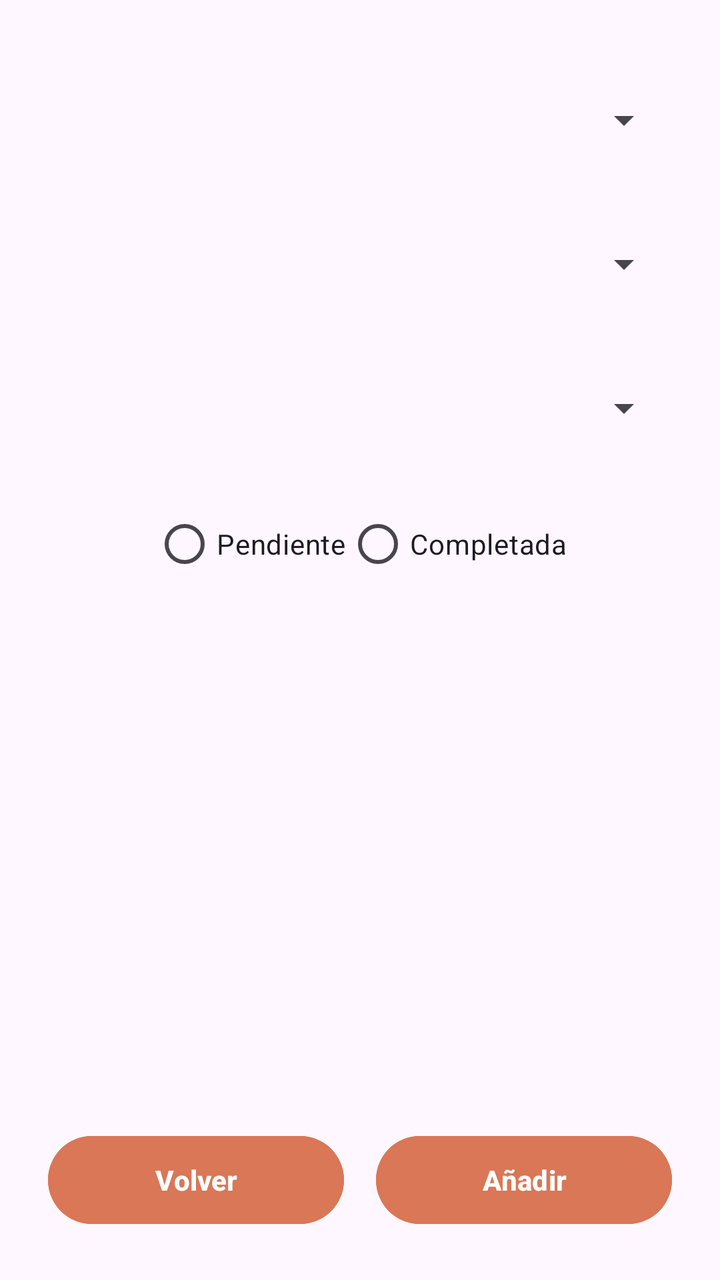
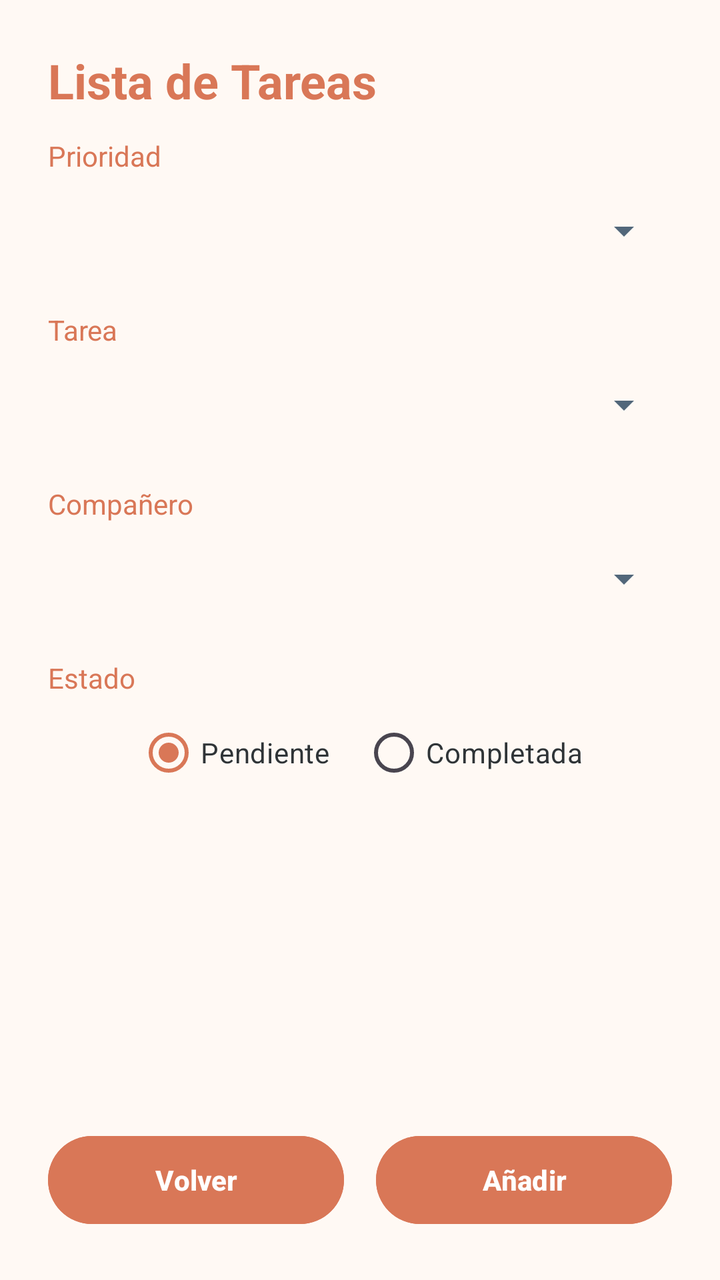

Screens rendered from an Android XML layout before and after an edit, with the pre-edit source and the edit as a unified diff.
<!-- AndroidManifest.xml: application theme Theme.RoomMate -->
<!-- res/layout/activity_lista_tareas.xml -->
<?xml version="1.0" encoding="utf-8"?>
<androidx.constraintlayout.widget.ConstraintLayout
    xmlns:android="http://schemas.android.com/apk/res/android"
    xmlns:app="http://schemas.android.com/apk/res-auto"
    xmlns:tools="http://schemas.android.com/tools"
    android:id="@+id/main"
    android:layout_width="match_parent"
    android:layout_height="match_parent"
    android:fitsSystemWindows="true"
    android:padding="24dp"
    tools:context=".ListaTareas">

    <Spinner
        android:id="@+id/spinnerPrioridad"
        android:layout_width="0dp"
        android:layout_height="56dp"
        android:layout_marginTop="8dp"
        app:layout_constraintEnd_toEndOf="parent"
        app:layout_constraintStart_toStartOf="parent"
        app:layout_constraintTop_toTopOf="parent" />

    <Spinner
        android:id="@+id/spinnerTareas"
        android:layout_width="0dp"
        android:layout_height="56dp"
        android:layout_marginTop="16dp"
        app:layout_constraintEnd_toEndOf="parent"
        app:layout_constraintStart_toStartOf="parent"
        app:layout_constraintTop_toBottomOf="@id/spinnerPrioridad" />

    <Spinner
        android:id="@+id/spinnerCompaneros"
        android:layout_width="0dp"
        android:layout_height="56dp"
        android:layout_marginTop="16dp"
        app:layout_constraintEnd_toEndOf="parent"
        app:layout_constraintStart_toStartOf="parent"
        app:layout_constraintTop_toBottomOf="@id/spinnerTareas" />

    <RadioGroup
        android:id="@+id/grupoRadio"
        android:layout_width="wrap_content"
        android:layout_height="wrap_content"
        android:layout_marginTop="16dp"
        android:orientation="horizontal"
        app:layout_constraintEnd_toEndOf="parent"
        app:layout_constraintStart_toStartOf="parent"
        app:layout_constraintTop_toBottomOf="@id/spinnerCompaneros">

        <RadioButton
            android:id="@+id/radioPendiente"
            android:layout_width="wrap_content"
            android:layout_height="wrap_content"
            android:text="@string/pendiente" />

        <RadioButton
            android:id="@+id/radioCompletada"
            android:layout_width="wrap_content"
            android:layout_height="wrap_content"
            android:text="@string/completada" />

    </RadioGroup>

    <ListView
        android:id="@+id/simpleListView"
        android:layout_width="0dp"
        android:layout_height="0dp"
        android:layout_marginTop="16dp"
        android:layout_marginBottom="16dp"
        android:divider="@color/border"
        android:dividerHeight="1dp"
        app:layout_constraintBottom_toTopOf="@id/bottomAcciones"
        app:layout_constraintEnd_toEndOf="parent"
        app:layout_constraintStart_toStartOf="parent"
        app:layout_constraintTop_toBottomOf="@id/grupoRadio"
        tools:itemCount="4"
        tools:listitem="@android:layout/simple_list_item_1" />

    <LinearLayout
        android:id="@+id/bottomAcciones"
        android:layout_width="0dp"
        android:layout_height="wrap_content"
        android:baselineAligned="false"
        android:orientation="horizontal"
        app:layout_constraintBottom_toBottomOf="parent"
        app:layout_constraintEnd_toEndOf="parent"
        app:layout_constraintStart_toStartOf="parent">

        <Button
            android:id="@+id/btnVolver"
            android:layout_width="0dp"
            android:layout_height="52dp"
            android:layout_marginEnd="8dp"
            android:layout_weight="1"
            android:backgroundTint="@color/primary"
            android:text="@string/volver"
            android:textColor="@color/surface"
            android:textStyle="bold" />

        <Button
            android:id="@+id/btnAnadir"
            android:layout_width="0dp"
            android:layout_height="52dp"
            android:layout_marginStart="8dp"
            android:layout_weight="1"
            android:backgroundTint="@color/primary"
            android:enabled="false"
            android:text="@string/a_adir"
            android:textColor="@color/surface"
            android:textStyle="bold" />

    </LinearLayout>

</androidx.constraintlayout.widget.ConstraintLayout>
<!-- resources referenced by this layout -->
<resources>
  <color name="border">#E4DCD6</color>
  <color name="primary">#D97757</color>
  <color name="surface">#FFFFFF</color>
  <string name="a_adir">Añadir</string>
  <string name="completada">Completada</string>
  <string name="pendiente">Pendiente</string>
  <string name="volver">Volver</string>
  <style name="Theme.RoomMate" parent="Base.Theme.RoomMate" />
  <style name="Base.Theme.RoomMate" parent="Theme.Material3.DayNight.NoActionBar">
          
          
      </style>
</resources>

<!-- the commit's change to res/layout/activity_lista_tareas.xml (unified diff, before → after) -->
@@ -6,58 +6,120 @@
     android:id="@+id/main"
     android:layout_width="match_parent"
     android:layout_height="match_parent"
-    android:fitsSystemWindows="true"
+    android:background="@color/background"
     android:padding="24dp"
     tools:context=".ListaTareas">
 
+    <TextView
+        android:id="@+id/tvTituloLista"
+        android:layout_width="0dp"
+        android:layout_height="wrap_content"
+        android:text="@string/lista_de_tareas"
+        android:textColor="@color/primary"
+        android:textSize="24sp"
+        android:textStyle="bold"
+        app:layout_constraintEnd_toEndOf="parent"
+        app:layout_constraintStart_toStartOf="parent"
+        app:layout_constraintTop_toTopOf="parent" />
+
+    <TextView
+        android:id="@+id/tvLabelPrioridad"
+        android:layout_width="0dp"
+        android:layout_height="wrap_content"
+        android:layout_marginTop="12dp"
+        android:text="@string/prioridad"
+        android:textColor="@color/primary"
+        app:layout_constraintEnd_toEndOf="parent"
+        app:layout_constraintStart_toStartOf="parent"
+        app:layout_constraintTop_toBottomOf="@id/tvTituloLista" />
+
     <Spinner
         android:id="@+id/spinnerPrioridad"
         android:layout_width="0dp"
         android:layout_height="56dp"
-        android:layout_marginTop="8dp"
-        app:layout_constraintEnd_toEndOf="parent"
-        app:layout_constraintStart_toStartOf="parent"
-        app:layout_constraintTop_toTopOf="parent" />
+        android:popupBackground="@color/background"
+        app:layout_constraintEnd_toEndOf="parent"
+        app:layout_constraintStart_toStartOf="parent"
+        app:layout_constraintTop_toBottomOf="@id/tvLabelPrioridad" />
+
+    <TextView
+        android:id="@+id/tvLabelTarea"
+        android:layout_width="0dp"
+        android:layout_height="wrap_content"
+        android:layout_marginTop="12dp"
+        android:text="@string/tarea"
+        android:textColor="@color/primary"
+        app:layout_constraintEnd_toEndOf="parent"
+        app:layout_constraintStart_toStartOf="parent"
+        app:layout_constraintTop_toBottomOf="@id/spinnerPrioridad" />
 
     <Spinner
         android:id="@+id/spinnerTareas"
         android:layout_width="0dp"
         android:layout_height="56dp"
-        android:layout_marginTop="16dp"
-        app:layout_constraintEnd_toEndOf="parent"
-        app:layout_constraintStart_toStartOf="parent"
-        app:layout_constraintTop_toBottomOf="@id/spinnerPrioridad" />
+        android:popupBackground="@color/background"
+        app:layout_constraintEnd_toEndOf="parent"
+        app:layout_constraintStart_toStartOf="parent"
+        app:layout_constraintTop_toBottomOf="@id/tvLabelTarea" />
+
+    <TextView
+        android:id="@+id/tvLabelCompanero"
+        android:layout_width="0dp"
+        android:layout_height="wrap_content"
+        android:layout_marginTop="12dp"
+        android:text="@string/companero"
+        android:textColor="@color/primary"
+        app:layout_constraintEnd_toEndOf="parent"
+        app:layout_constraintStart_toStartOf="parent"
+        app:layout_constraintTop_toBottomOf="@id/spinnerTareas" />
 
     <Spinner
         android:id="@+id/spinnerCompaneros"
         android:layout_width="0dp"
         android:layout_height="56dp"
-        android:layout_marginTop="16dp"
-        app:layout_constraintEnd_toEndOf="parent"
-        app:layout_constraintStart_toStartOf="parent"
-        app:layout_constraintTop_toBottomOf="@id/spinnerTareas" />
+        android:popupBackground="@color/background"
+        app:layout_constraintEnd_toEndOf="parent"
+        app:layout_constraintStart_toStartOf="parent"
+        app:layout_constraintTop_toBottomOf="@id/tvLabelCompanero" />
+
+    <TextView
+        android:id="@+id/tvLabelEstado"
+        android:layout_width="0dp"
+        android:layout_height="wrap_content"
+        android:layout_marginTop="12dp"
+        android:text="@string/estado"
+        android:textColor="@color/primary"
+        app:layout_constraintEnd_toEndOf="parent"
+        app:layout_constraintStart_toStartOf="parent"
+        app:layout_constraintTop_toBottomOf="@id/spinnerCompaneros" />
 
     <RadioGroup
         android:id="@+id/grupoRadio"
         android:layout_width="wrap_content"
         android:layout_height="wrap_content"
-        android:layout_marginTop="16dp"
+        android:layout_marginTop="4dp"
         android:orientation="horizontal"
         app:layout_constraintEnd_toEndOf="parent"
         app:layout_constraintStart_toStartOf="parent"
-        app:layout_constraintTop_toBottomOf="@id/spinnerCompaneros">
+        app:layout_constraintTop_toBottomOf="@id/tvLabelEstado">
 
         <RadioButton
             android:id="@+id/radioPendiente"
             android:layout_width="wrap_content"
             android:layout_height="wrap_content"
-            android:text="@string/pendiente" />
+            android:buttonTint="@color/primary"
+            android:checked="true"
+            android:text="@string/pendiente"
+            android:textColor="@color/text_primary" />
 
         <RadioButton
             android:id="@+id/radioCompletada"
             android:layout_width="wrap_content"
             android:layout_height="wrap_content"
-            android:text="@string/completada" />
+            android:layout_marginStart="16dp"
+            android:buttonTint="@color/primary"
+            android:text="@string/completada"
+            android:textColor="@color/text_primary" />
 
     </RadioGroup>
 
@@ -74,7 +136,21 @@
         app:layout_constraintStart_toStartOf="parent"
         app:layout_constraintTop_toBottomOf="@id/grupoRadio"
         tools:itemCount="4"
-        tools:listitem="@android:layout/simple_list_item_1" />
+        tools:listitem="@layout/item_lista_tarea" />
+
+    <TextView
+        android:id="@+id/tvListaVacia"
+        android:layout_width="0dp"
+        android:layout_height="0dp"
+        android:gravity="center"
+        android:text="@string/sin_tareas"
+        android:textColor="@color/text_secondary"
+        android:textSize="16sp"
+        android:visibility="gone"
+        app:layout_constraintBottom_toTopOf="@id/bottomAcciones"
+        app:layout_constraintEnd_toEndOf="parent"
+        app:layout_constraintStart_toStartOf="parent"
+        app:layout_constraintTop_toBottomOf="@id/grupoRadio" />
 
     <LinearLayout
         android:id="@+id/bottomAcciones"
@@ -94,6 +170,7 @@
             android:layout_weight="1"
             android:backgroundTint="@color/primary"
             android:text="@string/volver"
+            android:textAllCaps="false"
             android:textColor="@color/surface"
             android:textStyle="bold" />
 
@@ -106,9 +183,24 @@
             android:backgroundTint="@color/primary"
             android:enabled="false"
             android:text="@string/a_adir"
+            android:textAllCaps="false"
             android:textColor="@color/surface"
             android:textStyle="bold" />
 
     </LinearLayout>
 
 </androidx.constraintlayout.widget.ConstraintLayout>
+<!-- res/layout/item_lista_tarea.xml (included above) -->
+<?xml version="1.0" encoding="utf-8"?>
+<TextView xmlns:android="http://schemas.android.com/apk/res/android"
+    android:id="@android:id/text1"
+    android:layout_width="match_parent"
+    android:layout_height="wrap_content"
+    android:gravity="center_vertical"
+    android:minHeight="48dp"
+    android:paddingStart="12dp"
+    android:paddingTop="12dp"
+    android:paddingEnd="12dp"
+    android:paddingBottom="12dp"
+    android:textColor="@color/text_primary"
+    android:textSize="16sp" />
<!-- resource entries referenced after the edit -->
@@ -1,16 +1,30 @@
 <!-- resources referenced by this layout -->
 <resources>
+  <color name="background">#FFF9F4</color>
   <color name="border">#E4DCD6</color>
   <color name="primary">#D97757</color>
   <color name="surface">#FFFFFF</color>
+  <color name="text_primary">#2F3437</color>
+  <color name="text_secondary">#70777B</color>
   <string name="a_adir">Añadir</string>
+  <string name="companero">Compañero</string>
   <string name="completada">Completada</string>
+  <string name="estado">Estado</string>
+  <string name="lista_de_tareas">Lista de Tareas</string>
   <string name="pendiente">Pendiente</string>
+  <string name="prioridad">Prioridad</string>
+  <string name="sin_tareas">No hay tareas añadidas</string>
+  <string name="tarea">Tarea</string>
   <string name="volver">Volver</string>
   <style name="Theme.RoomMate" parent="Base.Theme.RoomMate" />
   <style name="Base.Theme.RoomMate" parent="Theme.Material3.DayNight.NoActionBar">
-          
-          
+          <item name="colorPrimary">@color/primary</item>
+          <item name="colorOnPrimary">@color/surface</item>
+          <item name="colorSecondary">@color/secondary</item>
+          <item name="colorOnSecondary">@color/surface</item>
+          <item name="colorControlActivated">@color/primary</item>
+          <item name="colorControlNormal">@color/secondary</item>
       </style>
+  <color name="secondary">#52677A</color>
 </resources>
 
